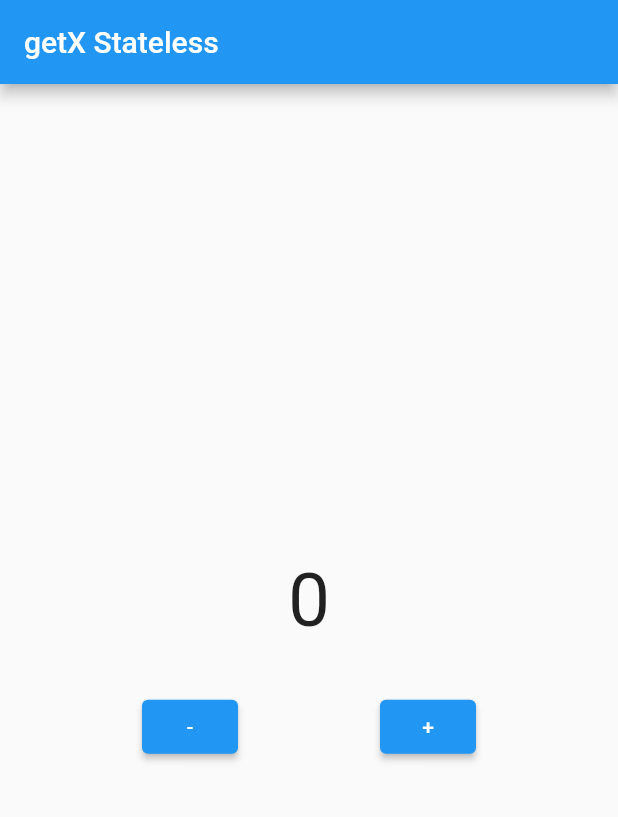
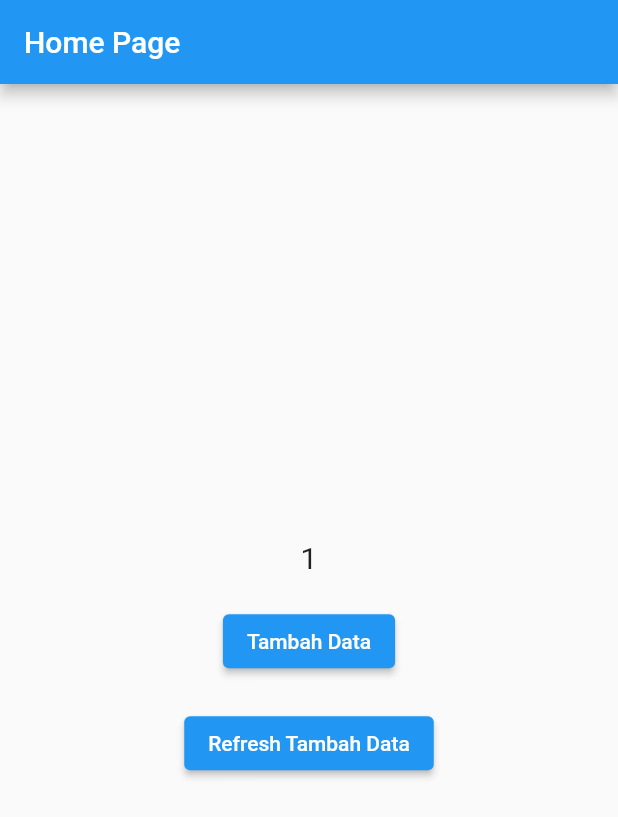
Before and after one commit to wismoon/Learn-Flutter2, a Flutter app: the screen it shows after launch, on a phone screen of 412 x 824 dp. Shown: the top 817 px of the screen. Run offline on Flutter 3.47's test engine with Material 2 defaults, Android fonts, the phone set to English and light mode, and no system bars; our stand-ins replace dropdown_search, faker, get.

Commit message:
getX commit

```diff
--- /dev/null
+++ b/flutter_getx/lib/controller/Home_controller.dart
@@ -0,0 +1,31 @@
+import 'package:get/get.dart';
+
+class HomeController extends GetxController {
+
+  //obs (observasi) digunakan untuk melihat setiap perubahan yang ada
+  //tipe data dari obs harus berupa var atau menggunakan reactive state tipe data
+  // var dataPantau = 1.obs;
+
+  //contoh inisialisasi data simple state dimana tidak diperlukannya setiap perubahan di observasi
+  //dan dapat dilakukan if statement untuk menentukan kapan akan di lihat
+  int dataPantau = 1;
+
+  // void tambahData() {
+  //   dataPantau+=1;
+  // }
+
+
+  //penggunakan if statement untuk menampilkan data apabila telah diinputkan sebanyak 5x
+  void tambahData() {
+    dataPantau+=1;
+    if (dataPantau % 5 == 0) {
+      update();
+    }
+  }
+
+  void refreshTampilan() {
+    update();
+  }
+
+
+}
--- a/flutter_getx/lib/main.dart
+++ b/flutter_getx/lib/main.dart
@@ -1,6 +1,8 @@
 import 'package:flutter/material.dart';
+import 'package:get/get.dart';
+import './pages/HomePage1.dart';
 
-void main() {
+void main(List<String> args) {
   runApp(MyApp());
 }
 
@@ -9,58 +11,8 @@ class MyApp extends StatelessWidget {
 
   @override
   Widget build(BuildContext context) {
-    return MaterialApp(
-      home: homepage(),
+    return GetMaterialApp(
+      home: HomePage1(),
     );
   }
 }
-
-class homepage extends StatefulWidget {
-
-  @override
-  State<homepage> createState() => _homepageState();
-}
-
-class _homepageState extends State<homepage> {
-  int data = 0;
-
-  @override
-  Widget build(BuildContext context) {
-    return Scaffold(
-      appBar: AppBar(
-        title: Text("getX Stateless"),
-      ),
-      body: Center(
-        child: Column(
-          mainAxisAlignment: MainAxisAlignment.center,
-          children: [
-            Text(
-              "${data}",
-              style: TextStyle(fontSize: 50),
-            ),
-            SizedBox(height: 30,),
-            Row(
-              mainAxisAlignment: MainAxisAlignment.spaceEvenly,
-              children: [
-                ElevatedButton(onPressed: () {
-                  setState(() {
-                    data -= 1;
-                    print(data);
-                  });
-                },
-                child: Text(" - ")),
-                ElevatedButton(onPressed: () {
-                  setState(() {
-                    data += 1;
-                    print(data);
-                  });
-                },
-                child: Text(" + "))
-              ],
-            )
-          ],
-        ),
-      ),
-    );
-  }
-}
--- /dev/null
+++ b/flutter_getx/lib/main1GetX.dart
@@ -0,0 +1,131 @@
+import 'package:flutter/material.dart';
+import 'package:get/get.dart';
+
+void main() {
+  runApp(MyApp());
+}
+
+
+class MyApp extends StatelessWidget {
+  const MyApp({super.key});
+
+  @override
+  Widget build(BuildContext context) {
+    return GetMaterialApp(
+      home: HomePahe(),
+    );
+  }
+}
+
+class HomePahe extends StatelessWidget {
+  final ctrl = Get.put(SumController());
+
+  @override
+  Widget build(BuildContext context) {
+    print("render scaffold");
+    return Scaffold(
+      appBar: AppBar(
+        title: Text("GetX"),
+      ),
+      body: Center(
+        child: Column(
+          mainAxisAlignment: MainAxisAlignment.center,
+          children: [
+            Obx(
+              () {
+                print("TEXT di render");
+                return Text("${ctrl.data.value}", style: TextStyle(fontSize: 60),);
+              },
+            ),
+            SizedBox(height: 30,),
+            Row(
+              mainAxisAlignment: MainAxisAlignment.spaceEvenly,
+              children: [
+                ElevatedButton(onPressed: () {
+                  ctrl.decrement();
+                },
+                child: Text("-")),
+                ElevatedButton(onPressed: () {
+                  ctrl.increment();
+                },
+                child: Text("+"))
+              ],
+            )
+          ],
+        ),
+      ),
+    );
+  }
+}
+
+class SumController extends GetxController{
+  var data = 0.obs;
+  increment(){
+    data = data + 1;
+  }
+  decrement(){
+    data = data - 1;
+  }
+}
+
+// class MyApp extends StatelessWidget {
+//   const MyApp({super.key});
+
+//   @override
+//   Widget build(BuildContext context) {
+//     return MaterialApp(
+//       home: homepage(),
+//     );
+//   }
+// }
+
+// class homepage extends StatefulWidget {
+
+//   @override
+//   State<homepage> createState() => _homepageState();
+// }
+
+// class _homepageState extends State<homepage> {
+//   int data = 0;
+
+//   @override
+//   Widget build(BuildContext context) {
+//     print("di render");
+//     return Scaffold(
+//       appBar: AppBar(
+//         title: Text("getX Stateless"),
+//       ),
+//       body: Center(
+//         child: Column(
+//           mainAxisAlignment: MainAxisAlignment.center,
+//           children: [
+//             Text(
+//               "${data}",
+//               style: TextStyle(fontSize: 50),
+//             ),
+//             SizedBox(height: 30,),
+//             Row(
+//               mainAxisAlignment: MainAxisAlignment.spaceEvenly,
+//               children: [
+//                 ElevatedButton(onPressed: () {
+//                   setState(() {
+//                     data -= 1;
+//                     print(data);
+//                   });
+//                 },
+//                 child: Text(" - ")),
+//                 ElevatedButton(onPressed: () {
+//                   setState(() {
+//                     data += 1;
+//                     print(data);
+//                   });
+//                 },
+//                 child: Text(" + "))
+//               ],
+//             )
+//           ],
+//         ),
+//       ),
+//     );
+//   }
+// }
--- /dev/null
+++ b/flutter_getx/lib/pages/HomePage1.dart
@@ -0,0 +1,54 @@
+import 'package:flutter/material.dart';
+import 'package:flutter_getx/controller/Home_controller.dart';
+import 'package:get/get.dart';
+
+class HomePage1 extends StatelessWidget {
+  final homeC = Get.put(HomeController());
+
+  @override
+  Widget build(BuildContext context) {
+    return Scaffold(
+      appBar: AppBar(
+        title: Text("Home Page"),
+      ),
+      body: Center(
+        child: Column(
+          mainAxisAlignment: MainAxisAlignment.center,
+          children: [
+
+            //obx digunakan untuk tipe data obs
+            // Obx(() => Text(
+            //   "${homeC.dataPantau}",
+            //   style: TextStyle(fontSize: 20),)
+            // ),
+
+            //getbuilder digunakan ketika menggunakan simple state
+            GetBuilder<HomeController>(
+              builder: (controller) => Text(
+              "${homeC.dataPantau}",
+              style: TextStyle(fontSize: 20),),
+            ),
+
+            //button reactive state management
+            SizedBox(height: 20,),
+            ElevatedButton(
+              onPressed:() {
+                homeC.tambahData();
+              },
+              child: Text("Tambah Data")
+            ),
+
+            //button simple state management
+            SizedBox(height: 20,),
+            ElevatedButton(
+              onPressed:() {
+                homeC.refreshTampilan();
+              },
+              child: Text("Refresh Tambah Data")
+            )
+          ],
+        ),
+      ),
+    );
+  }
+}
```
Also changed, not shown: flutter_getx/lib/main2SnackBar.dart (added, +48 -0 lines), flutter_getx/lib/main3Dialog.dart (added, +50 -0 lines), flutter_getx/lib/main4BottomSheet.dart (added, +75 -0 lines), flutter_getx/pubspec.lock, 2 other files.
